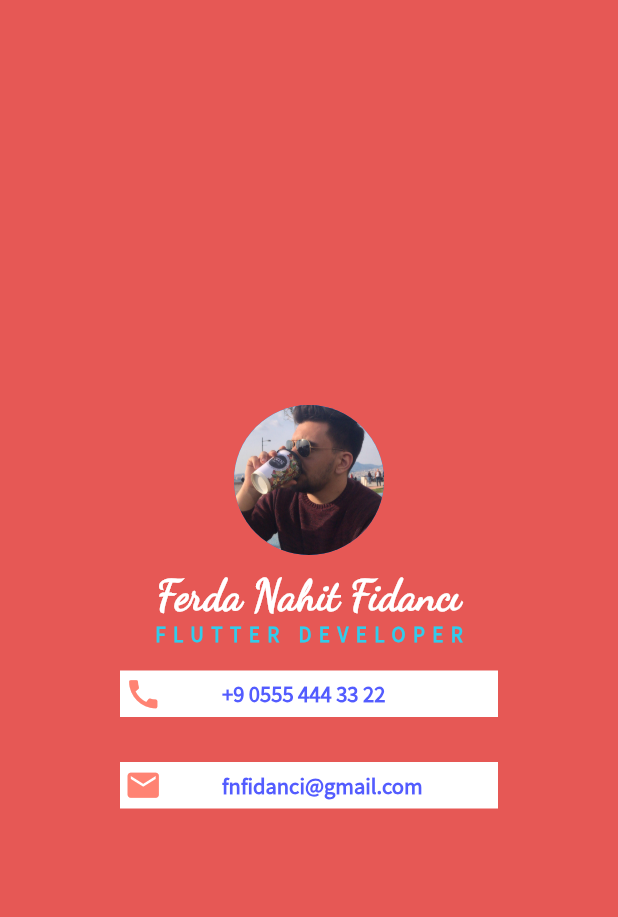
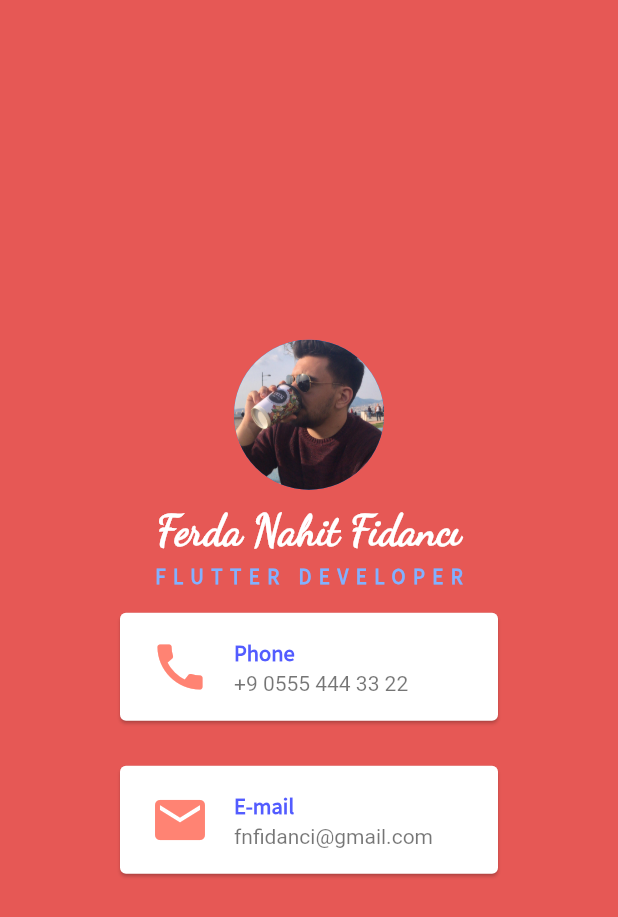
Before and after one commit to dokumanx/ID-Card-Flutter-App, a Flutter app: the screen it shows after launch, on a phone screen of 412 x 824 dp. Shown: the top 917 px of the screen. Run offline on Flutter 3.47's test engine with Material 2 defaults, Android fonts, the phone set to English and light mode, and no system bars.

Commit message:
UI changes

```diff
--- a/lib/main.dart
+++ b/lib/main.dart
@@ -32,71 +32,66 @@ class MyApp extends StatelessWidget {
                 fontWeight: FontWeight.bold,
               ),
             ),
+            SizedBox(
+              height: 5,
+            ),
             Text(
               'FLUTTER DEVELOPER',
               style: TextStyle(
                 fontFamily: 'SourceSansPro',
-                color: Color.fromRGBO(49, 204, 235, 92),
+                color: Colors.blueAccent.shade100,
                 letterSpacing: 5,
                 fontWeight: FontWeight.bold,
               ),
             ),
-            Container(
+            Card(
               color: Colors.white,
               margin: EdgeInsets.symmetric(
                 vertical: 15.0,
                 horizontal: 80.0,
               ),
-              padding: EdgeInsets.all(3.0),
-              child: Row(
-                children: <Widget>[
-                  Icon(
-                    Icons.call,
-                    size: 25.0,
-                    color: Color.fromRGBO(255, 131, 115, 100.0),
+              child: ListTile(
+                contentPadding: EdgeInsets.symmetric(horizontal: 20),
+                leading: Icon(
+                  Icons.call,
+                  size: 40.0,
+                  color: Color.fromRGBO(255, 131, 115, 100.0),
+                ),
+                title: Text(
+                  'Phone',
+                  style: TextStyle(
+                    fontSize: 15.0,
+                    fontFamily: 'SourceSansPro',
+                    color: Color.fromRGBO(83, 92, 255, 100),
+                    fontWeight: FontWeight.bold,
                   ),
-                  SizedBox(
-                    width: 40.0,
-                  ),
-                  Text(
-                    '+9 0555 444 33 22',
-                    style: TextStyle(
-                      fontSize: 15.0,
-                      fontFamily: 'SourceSansPro',
-                      color: Color.fromRGBO(83, 92, 255, 100),
-                      fontWeight: FontWeight.bold,
-                    ),
-                  )
-                ],
+                ),
+                subtitle: Text('+9 0555 444 33 22'),
               ),
             ),
-            Container(
+            Card(
               color: Colors.white,
               margin: EdgeInsets.symmetric(
                 vertical: 15.0,
                 horizontal: 80.0,
               ),
-              padding: EdgeInsets.all(3.0),
-              child: Row(
-                children: <Widget>[
-                  Icon(
-                    Icons.email,
-                    size: 25.0,
-                    color: Color.fromRGBO(255, 131, 115, 100.0),
+              child: ListTile(
+                contentPadding: EdgeInsets.symmetric(horizontal: 20),
+                leading: Icon(
+                  Icons.email,
+                  size: 40.0,
+                  color: Color.fromRGBO(255, 131, 115, 100.0),
+                ),
+                title: Text(
+                  'E-mail',
+                  style: TextStyle(
+                    fontSize: 15.0,
+                    fontFamily: 'SourceSansPro',
+                    color: Color.fromRGBO(83, 92, 255, 100),
+                    fontWeight: FontWeight.bold,
                   ),
-                  SizedBox(
-                    width: 40.0,
-                  ),
-                  Text(
-                    'fnfidanci@gmail.com',
-                    style: TextStyle(
-                      fontSize: 15.0,
-                      fontFamily: 'SourceSansPro',
-                      color: Color.fromRGBO(83, 92, 255, 100),
-                      fontWeight: FontWeight.bold,
-                    ),
-                  ),
-                ],
+                ),
+                subtitle: Text('fnfidanci@gmail.com'),
               ),
             ),
           ],
```
